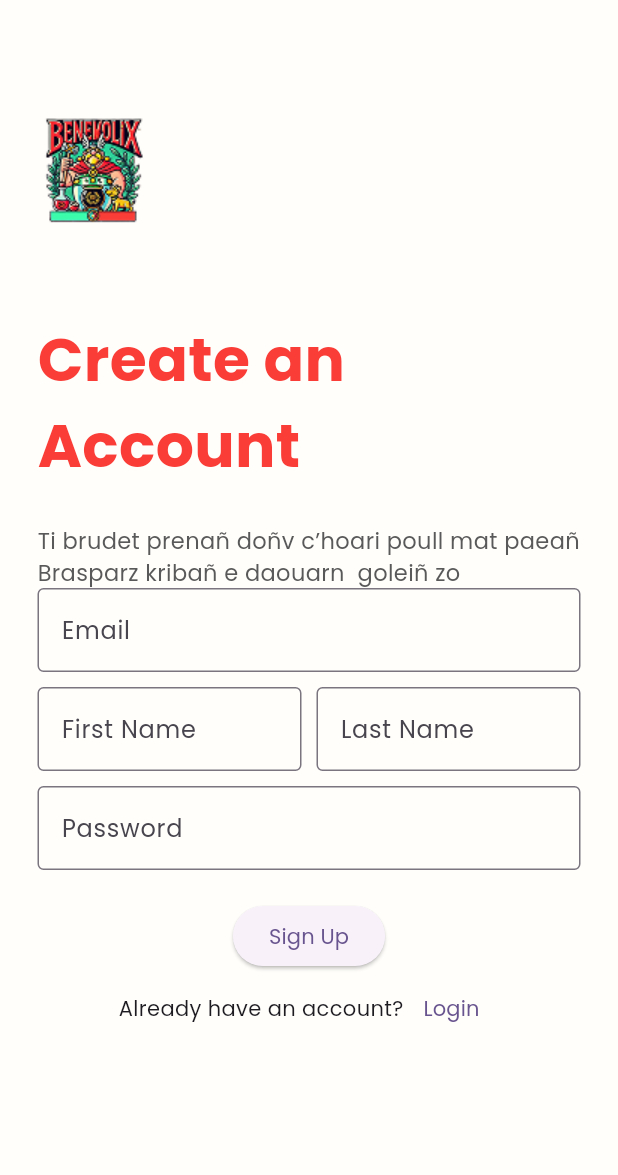
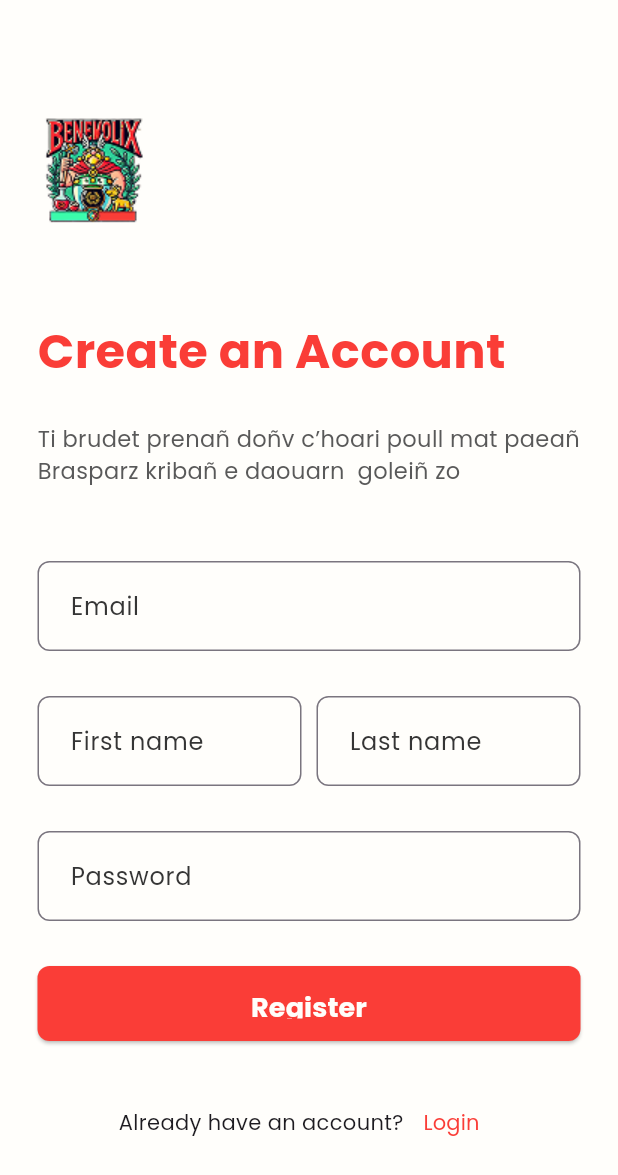
Before and after one commit to FuzMaxime/Benevolix_App, a Flutter app: the RegisterPage screen opened by its route, on a phone screen of 412 x 824 dp. Shown: the top 1175 px of the screen. Run offline on Flutter 3.47's test engine with Material 3 defaults, Android fonts, the phone set to English and light mode, and no system bars; our stand-ins replace shared_preferences; accounts and stored records are empty.

Commit message:
feat(front_login_register): finish front register

```diff
--- a/benevolix_app/lib/pages/register.dart
+++ b/benevolix_app/lib/pages/register.dart
@@ -1,5 +1,8 @@
+import 'package:benevolix_app/constants/color.dart';
+import 'package:benevolix_app/constants/decoration.dart';
 import 'package:benevolix_app/services/auth.dart';
 import 'package:benevolix_app/widgets/header_auth.dart';
+import 'package:benevolix_app/widgets/submit_button.dart';
 import 'package:flutter/material.dart';
 
 class RegisterPage extends StatefulWidget {
@@ -51,63 +54,46 @@ class _RegisterState extends State<RegisterPage> {
         padding: const EdgeInsets.all(25.0),
         child: Center(
           child: Column(
+            spacing: 50.0,
             children: [
               HeaderAuth(title: "Create an Account"),
               Column(
+                spacing: 30.0,
                 children: [
                   TextField(
-                    controller: emailController,
-                    decoration: const InputDecoration(
-                      border: OutlineInputBorder(),
-                      labelText: 'Email',
-                    ),
-                  ),
-                  const SizedBox(height: 10),
+                      controller: emailController,
+                      decoration: getInputDecoration('Email')),
                   Row(
                     children: [
                       Expanded(
                         child: TextField(
                           controller: firstNameController,
-                          decoration: const InputDecoration(
-                            border: OutlineInputBorder(),
-                            labelText: 'First Name',
-                          ),
+                          decoration: getInputDecoration('First name'),
                         ),
                       ),
                       const SizedBox(width: 10),
                       Expanded(
                         child: TextField(
                           controller: lastNameController,
-                          decoration: const InputDecoration(
-                            border: OutlineInputBorder(),
-                            labelText: 'Last Name',
-                          ),
+                          decoration: getInputDecoration('Last name'),
                         ),
                       ),
                     ],
                   ),
-                  const SizedBox(height: 10),
                   TextField(
                     controller: passwordController,
                     obscureText: true,
-                    decoration: const InputDecoration(
-                      border: OutlineInputBorder(),
-                      labelText: 'Password',
-                    ),
+                    decoration: getInputDecoration('Password'),
                   ),
-                  const SizedBox(height: 10),
                   if (errorMessage != null)
                     Text(
                       errorMessage!,
                       style: const TextStyle(color: Colors.red),
                     ),
-                  const SizedBox(height: 10),
-                  ElevatedButton(
-                    onPressed: isLoading ? null : _handleRegister,
-                    child: isLoading
-                        ? const CircularProgressIndicator(color: Colors.white)
-                        : const Text('Sign Up'),
-                  ),
+                  SubmitButton(
+                      text: 'Register',
+                      onPressed: _handleRegister,
+                      isLoading: isLoading),
                   Container(
                     alignment: Alignment.center,
                     child: Row(
@@ -118,7 +104,8 @@ class _RegisterState extends State<RegisterPage> {
                           onPressed: () {
                             Navigator.pushNamed(context, '/login');
                           },
-                          child: const Text("Login"),
+                          child: Text("Login",
+                              style: TextStyle(color: ColorConstant.red)),
                         ),
                       ],
                     ),
--- a/benevolix_app/lib/widgets/header_auth.dart
+++ b/benevolix_app/lib/widgets/header_auth.dart
@@ -25,7 +25,7 @@ class HeaderAuth extends StatelessWidget {
                   title,
                   style: TextStyle(
                     color: ColorConstant.red,
-                    fontSize: 40.0,
+                    fontSize: 32.0,
                     fontWeight: FontWeight.bold,
                     fontFamily: 'Poppins',
                   ),
--- a/benevolix_app/lib/widgets/submit_button.dart
+++ b/benevolix_app/lib/widgets/submit_button.dart
@@ -35,7 +35,8 @@ class _SubmitButtonState extends State<SubmitButton> {
               style: TextStyle(
                   fontSize: 18,
                   color: ColorConstant.white,
-                  fontFamily: "Poppins")),
+                  fontFamily: "Poppins",
+                  fontWeight: FontWeight.w600)),
     );
   }
 }
```
